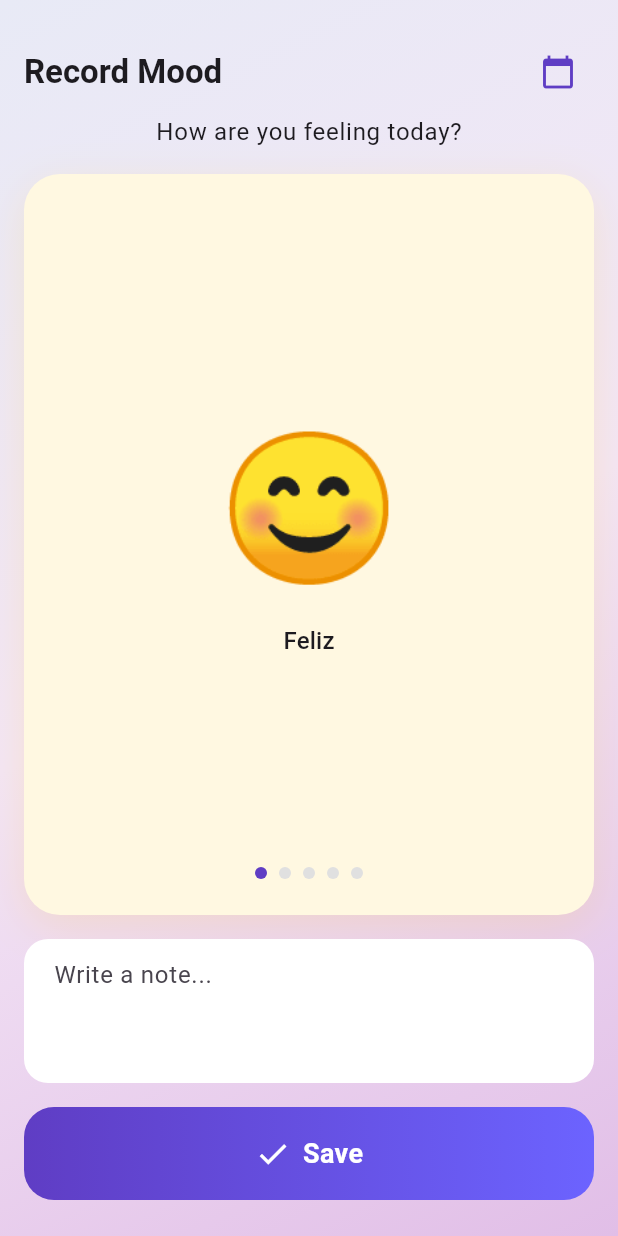
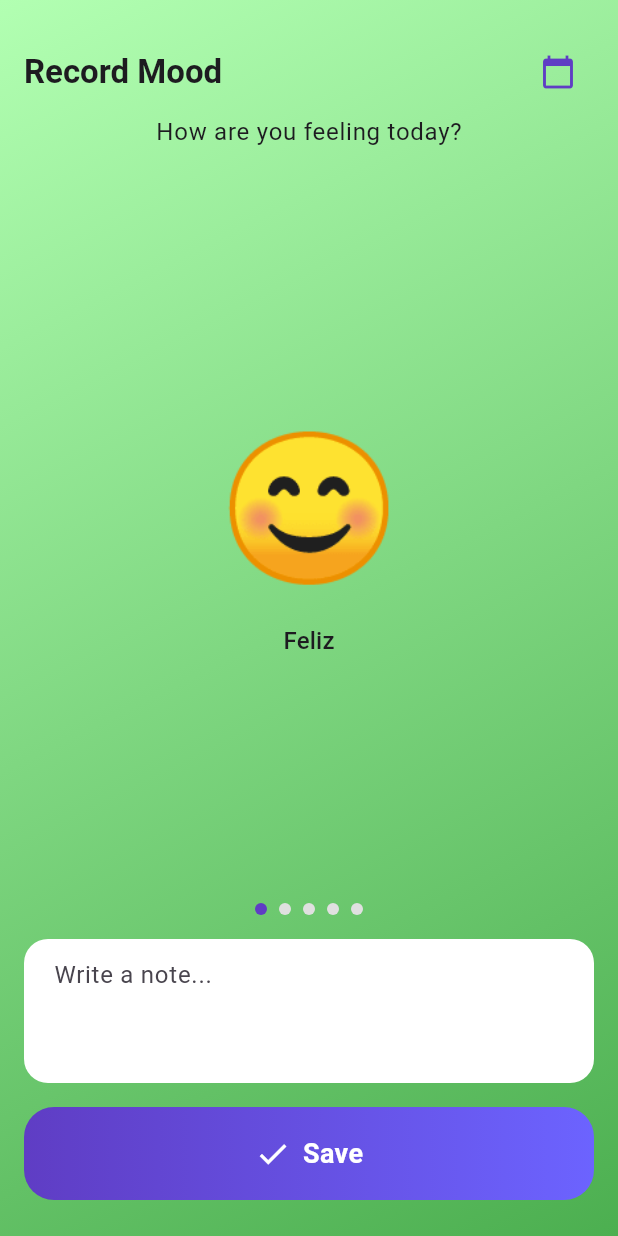
Before and after one commit to edpefal/mood_calendar, a Flutter app: the screen it shows after launch, on a phone screen of 412 x 824 dp. Run offline on Flutter 3.47's test engine with Material 3 defaults, Android fonts, the phone set to English and light mode, and no system bars; our stand-ins replace bloc, flutter_bloc, freezed_annotation, hive, hive_flutter; accounts and stored records are empty.

Commit message:
Enhance MoodScreen with dynamic background gradients based on selected mood.

```diff
--- a/lib/features/mood/presentation/screens/mood_screen.dart
+++ b/lib/features/mood/presentation/screens/mood_screen.dart
@@ -72,6 +72,47 @@ class _MoodScreenState extends State<MoodScreen> {
     context.read<MoodCubit>().save(moodEntry);
   }
 
+  LinearGradient _backgroundGradientForMood(MoodOption mood) {
+    switch (mood.label.toLowerCase()) {
+      case 'feliz':
+        return const LinearGradient(
+          colors: [Color(0xFFB2FFB2), Color(0xFF4CAF50)],
+          begin: Alignment.topLeft,
+          end: Alignment.bottomRight,
+        );
+      case 'tranquilo':
+        return const LinearGradient(
+          colors: [Color(0xFFB3E5FC), Color(0xFF1976D2)],
+          begin: Alignment.topLeft,
+          end: Alignment.bottomRight,
+        );
+      case 'neutral':
+        return const LinearGradient(
+          colors: [Color(0xFFE0E0E0), Color(0xFF757575)],
+          begin: Alignment.topLeft,
+          end: Alignment.bottomRight,
+        );
+      case 'triste':
+        return const LinearGradient(
+          colors: [Color(0xFFFFE0B2), Color(0xFFFF9800)],
+          begin: Alignment.topLeft,
+          end: Alignment.bottomRight,
+        );
+      case 'enojado':
+        return const LinearGradient(
+          colors: [Color(0xFFFFCDD2), Color(0xFFD32F2F)],
+          begin: Alignment.topLeft,
+          end: Alignment.bottomRight,
+        );
+      default:
+        return const LinearGradient(
+          colors: [Color(0xFFE8EAF6), Color(0xFFF3E5F5)],
+          begin: Alignment.topLeft,
+          end: Alignment.bottomRight,
+        );
+    }
+  }
+
   @override
   Widget build(BuildContext context) {
     if (isLoading) {
@@ -100,17 +141,10 @@ class _MoodScreenState extends State<MoodScreen> {
       builder: (context, state) {
         return Scaffold(
           backgroundColor: Colors.transparent,
-          body: Container(
-            decoration: const BoxDecoration(
-              gradient: LinearGradient(
-                begin: Alignment.topLeft,
-                end: Alignment.bottomRight,
-                colors: [
-                  Color(0xFFE8EAF6),
-                  Color(0xFFF3E5F5),
-                  Color(0xFFE1BEE7),
-                ],
-              ),
+          body: AnimatedContainer(
+            duration: const Duration(milliseconds: 300),
+            decoration: BoxDecoration(
+              gradient: _backgroundGradientForMood(selectedMood!),
             ),
             child: SafeArea(
               child: Padding(
@@ -151,19 +185,6 @@ class _MoodScreenState extends State<MoodScreen> {
                     const SizedBox(height: 16),
                     // Mood Card
                     Expanded(
-                      child: Container(
-                        padding: const EdgeInsets.all(24),
-                        decoration: BoxDecoration(
-                          color: Colors.amber[50],
-                          borderRadius: BorderRadius.circular(24),
-                          boxShadow: [
-                            BoxShadow(
-                              color: Colors.amber.withOpacity(0.15),
-                              blurRadius: 24,
-                              offset: const Offset(0, 8),
-                            ),
-                          ],
-                        ),
                       child: Column(
                         mainAxisAlignment: MainAxisAlignment.center,
                         children: [
@@ -218,7 +239,6 @@ class _MoodScreenState extends State<MoodScreen> {
                             ),
                           ),
                         ],
-                        ),
                       ),
                     ),
                     const SizedBox(height: 16),
```
Lines whose indentation alone changed are shown as unchanged.
